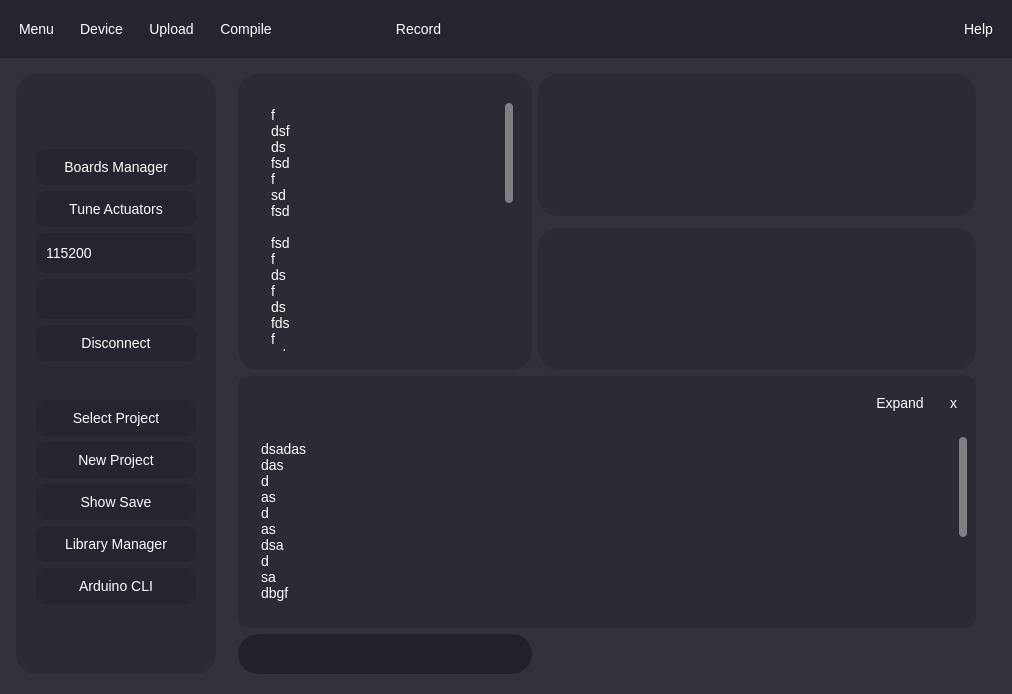
OrionAerospaceYT/SideKick, file Ui/GraphingUi.ui: the form before one commit.
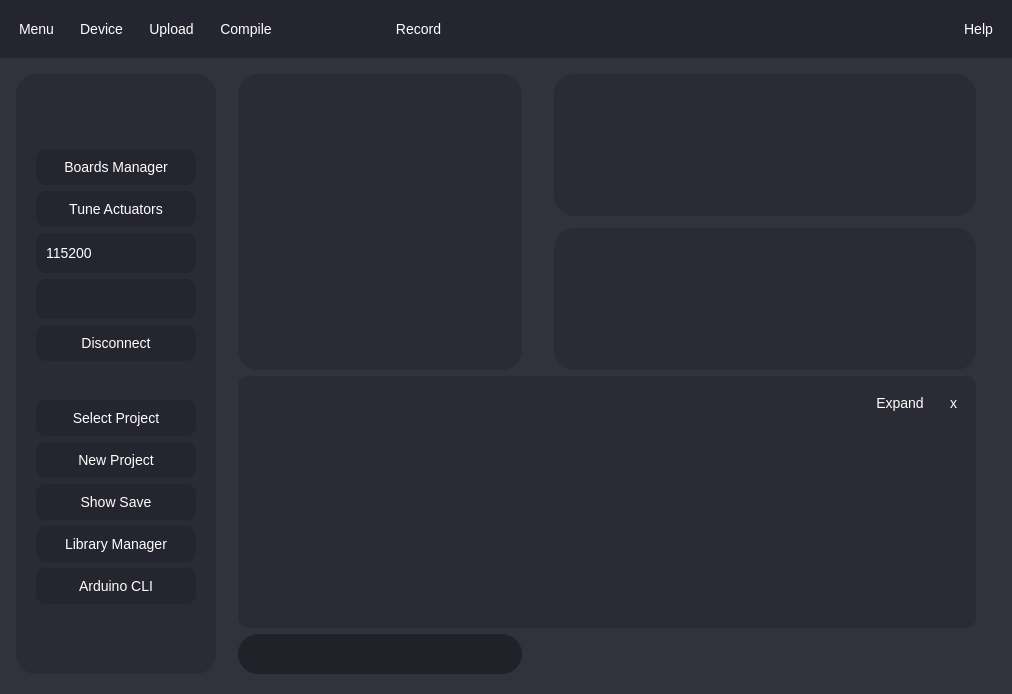
The form after the commit. Icons and pictures are not drawn.

Diff of the .ui file:
```diff
--- a/Ui/GraphingUi.ui
+++ b/Ui/GraphingUi.ui
@@ -192,7 +192,7 @@
      <number>0</number>
     </property>
     <item row="0" column="0">
-     <layout class="QGridLayout" name="gridLayout" rowstretch="0,0,0,0,0,0,0,0" columnstretch="0,0,0,2,0,3,0,0">
+     <layout class="QGridLayout" name="gridLayout" rowstretch="0,0,0,0,0,0,0" columnstretch="0,0,0,2,0,0,3,0,0">
       <property name="leftMargin">
        <number>0</number>
       </property>
@@ -205,6 +205,138 @@
       <property name="bottomMargin">
        <number>20</number>
       </property>
+      <item row="6" column="2">
+       <spacer name="horizontalSpacer_4">
+        <property name="orientation">
+         <enum>Qt::Horizontal</enum>
+        </property>
+        <property name="sizeType">
+         <enum>QSizePolicy::Minimum</enum>
+        </property>
+        <property name="sizeHint" stdset="0">
+         <size>
+          <width>10</width>
+          <height>20</height>
+         </size>
+        </property>
+       </spacer>
+      </item>
+      <item row="2" column="6" colspan="2">
+       <widget class="QWidget" name="top_widget" native="true">
+        <property name="sizePolicy">
+         <sizepolicy hsizetype="Expanding" vsizetype="Expanding">
+          <horstretch>0</horstretch>
+          <verstretch>0</verstretch>
+         </sizepolicy>
+        </property>
+        <property name="minimumSize">
+         <size>
+          <width>0</width>
+          <height>100</height>
+         </size>
+        </property>
+        <property name="styleSheet">
+         <string notr="true">* {
+	background-color: #2b2b35;
+	border-radius:20px;
+}</string>
+        </property>
+       </widget>
+      </item>
+      <item row="5" column="3" colspan="5">
+       <widget class="QFrame" name="debugger">
+        <property name="sizePolicy">
+         <sizepolicy hsizetype="Expanding" vsizetype="Expanding">
+          <horstretch>0</horstretch>
+          <verstretch>0</verstretch>
+         </sizepolicy>
+        </property>
+        <property name="styleSheet">
+         <string notr="true">QFrame{
+   font: 10pt &quot;Roboto &quot;;
+  font-size: 14px;
+  background-color: #2b2b35;
+  color: #FFFFFF;
+  border:none;
+  border-radius:10px;
+}
+</string>
+        </property>
+        <layout class="QGridLayout" name="debugger_1">
+         <item row="0" column="2">
+          <widget class="QPushButton" name="quit">
+           <property name="styleSheet">
+            <string notr="true">QPushButton:hover:!pressed{
+  background-color: #ff0000;
+}</string>
+           </property>
+           <property name="text">
+            <string>x</string>
+           </property>
+          </widget>
+         </item>
+         <item row="0" column="1">
+          <widget class="QPushButton" name="full_screen">
+           <property name="styleSheet">
+            <string notr="true">QPushButton{
+   font: 10pt &quot;Roboto &quot;;
+  font-size: 14px;
+  background-color: #2b2b35;
+  color: #FFFFFF;
+  border:none;
+  border-radius:10px;
+}
+QPushButton:pressed {
+  background-color: #000;
+}
+QPushButton:hover:!pressed{
+  background-color: #151525;
+}</string>
+           </property>
+           <property name="text">
+            <string>Expand</string>
+           </property>
+          </widget>
+         </item>
+         <item row="0" column="0">
+          <spacer name="horizontalSpacer_6">
+           <property name="orientation">
+            <enum>Qt::Horizontal</enum>
+           </property>
+           <property name="sizeHint" stdset="0">
+            <size>
+             <width>40</width>
+             <height>20</height>
+            </size>
+           </property>
+          </spacer>
+         </item>
+         <item row="1" column="0" colspan="3">
+          <widget class="QTextBrowser" name="debug_log">
+           <property name="minimumSize">
+            <size>
+             <width>0</width>
+             <height>150</height>
+            </size>
+           </property>
+           <property name="styleSheet">
+            <string notr="true"/>
+           </property>
+           <property name="html">
+            <string>&lt;!DOCTYPE HTML PUBLIC &quot;-//W3C//DTD HTML 4.0//EN&quot; &quot;http://www.w3.org/TR/REC-html40/strict.dtd&quot;&gt;
+&lt;html&gt;&lt;head&gt;&lt;meta name=&quot;qrichtext&quot; content=&quot;1&quot; /&gt;&lt;style type=&quot;text/css&quot;&gt;
+p, li { white-space: pre-wrap; }
+&lt;/style&gt;&lt;/head&gt;&lt;body style=&quot; font-family:'Roboto '; font-size:14px; font-weight:400; font-style:normal;&quot;&gt;
+&lt;p style=&quot;-qt-paragraph-type:empty; margin-top:0px; margin-bottom:0px; margin-left:0px; margin-right:0px; -qt-block-indent:0; text-indent:0px;&quot;&gt;&lt;br /&gt;&lt;/p&gt;&lt;/body&gt;&lt;/html&gt;</string>
+           </property>
+          </widget>
+         </item>
+        </layout>
+       </widget>
+      </item>
+      <item row="6" column="3" colspan="2">
+       <widget class="QLineEdit" name="message"/>
+      </item>
       <item row="2" column="1" rowspan="5">
        <widget class="QFrame" name="side_menu">
         <property name="sizePolicy">
@@ -506,17 +638,36 @@
         </layout>
        </widget>
       </item>
-      <item row="6" column="3" colspan="2">
-       <widget class="QLineEdit" name="message"/>
-      </item>
-      <item row="6" column="5" colspan="2">
+      <item row="6" column="6" colspan="2">
        <widget class="QLabel" name="bottom_update">
         <property name="text">
          <string/>
         </property>
        </widget>
       </item>
-      <item row="0" column="0" colspan="8">
+      <item row="4" column="6" colspan="2">
+       <widget class="QWidget" name="bottom_widget" native="true">
+        <property name="sizePolicy">
+         <sizepolicy hsizetype="Expanding" vsizetype="Expanding">
+          <horstretch>0</horstretch>
+          <verstretch>0</verstretch>
+         </sizepolicy>
+        </property>
+        <property name="minimumSize">
+         <size>
+          <width>0</width>
+          <height>100</height>
+         </size>
+        </property>
+        <property name="styleSheet">
+         <string notr="true">* {
+	background-color: #2b2b35;
+	border-radius:20px;
+}</string>
+        </property>
+       </widget>
+      </item>
+      <item row="0" column="0" colspan="9">
        <widget class="QFrame" name="horizontalFrame">
         <property name="styleSheet">
          <string notr="true">/*General Styling*/
@@ -732,168 +883,24 @@
         </layout>
        </widget>
       </item>
-      <item row="4" column="5" colspan="2">
-       <widget class="QWidget" name="bottom_widget" native="true">
-        <property name="sizePolicy">
-         <sizepolicy hsizetype="Expanding" vsizetype="Expanding">
-          <horstretch>0</horstretch>
-          <verstretch>0</verstretch>
-         </sizepolicy>
+      <item row="6" column="8">
+       <spacer name="horizontalSpacer_3">
+        <property name="orientation">
+         <enum>Qt::Horizontal</enum>
         </property>
-        <property name="minimumSize">
-         <size>
-          <width>0</width>
-          <height>100</height>
-         </size>
+        <property name="sizeType">
+         <enum>QSizePolicy::Fixed</enum>
         </property>
-        <property name="styleSheet">
-         <string notr="true">* {
-	background-color: #2b2b35;
-	border-radius:20px;
-}</string>
-        </property>
-       </widget>
-      </item>
-      <item row="5" column="3" colspan="4">
-       <widget class="QFrame" name="debugger">
-        <property name="sizePolicy">
-         <sizepolicy hsizetype="Expanding" vsizetype="Expanding">
-          <horstretch>0</horstretch>
-          <verstretch>0</verstretch>
-         </sizepolicy>
-        </property>
-        <property name="styleSheet">
-         <string notr="true">QFrame{
-   font: 10pt &quot;Roboto &quot;;
-  font-size: 14px;
-  background-color: #2b2b35;
-  color: #FFFFFF;
-  border:none;
-  border-radius:10px;
-}
-</string>
-        </property>
-        <layout class="QGridLayout" name="debugger_1">
-         <item row="0" column="2">
-          <widget class="QPushButton" name="quit">
-           <property name="styleSheet">
-            <string notr="true">QPushButton:hover:!pressed{
-  background-color: #ff0000;
-}</string>
-           </property>
-           <property name="text">
-            <string>x</string>
-           </property>
-          </widget>
-         </item>
-         <item row="0" column="1">
-          <widget class="QPushButton" name="full_screen">
-           <property name="styleSheet">
-            <string notr="true">QPushButton{
-   font: 10pt &quot;Roboto &quot;;
-  font-size: 14px;
-  background-color: #2b2b35;
-  color: #FFFFFF;
-  border:none;
-  border-radius:10px;
-}
-QPushButton:pressed {
-  background-color: #000;
-}
-QPushButton:hover:!pressed{
-  background-color: #151525;
-}</string>
-           </property>
-           <property name="text">
-            <string>Expand</string>
-           </property>
-          </widget>
-         </item>
-         <item row="0" column="0">
-          <spacer name="horizontalSpacer_6">
-           <property name="orientation">
-            <enum>Qt::Horizontal</enum>
-           </property>
-           <property name="sizeHint" stdset="0">
-            <size>
-             <width>40</width>
-             <height>20</height>
-            </size>
-           </property>
-          </spacer>
-         </item>
-         <item row="1" column="0" colspan="3">
-          <widget class="QTextBrowser" name="debug_log">
-           <property name="minimumSize">
-            <size>
-             <width>0</width>
-             <height>150</height>
-            </size>
-           </property>
-           <property name="styleSheet">
-            <string notr="true"/>
-           </property>
-           <property name="html">
-            <string>&lt;!DOCTYPE HTML PUBLIC &quot;-//W3C//DTD HTML 4.0//EN&quot; &quot;http://www.w3.org/TR/REC-html40/strict.dtd&quot;&gt;
-&lt;html&gt;&lt;head&gt;&lt;meta name=&quot;qrichtext&quot; content=&quot;1&quot; /&gt;&lt;style type=&quot;text/css&quot;&gt;
-p, li { white-space: pre-wrap; }
-&lt;/style&gt;&lt;/head&gt;&lt;body style=&quot; font-family:'Roboto '; font-size:14px; font-weight:400; font-style:normal;&quot;&gt;
-&lt;p style=&quot; margin-top:0px; margin-bottom:0px; margin-left:0px; margin-right:0px; -qt-block-indent:0; text-indent:0px;&quot;&gt;&lt;span style=&quot; font-size:14px;&quot;&gt;dsadas&lt;/span&gt;&lt;/p&gt;
-&lt;p style=&quot; margin-top:0px; margin-bottom:0px; margin-left:0px; margin-right:0px; -qt-block-indent:0; text-indent:0px;&quot;&gt;&lt;span style=&quot; font-size:14px;&quot;&gt;das&lt;/span&gt;&lt;/p&gt;
-&lt;p style=&quot; margin-top:0px; margin-bottom:0px; margin-left:0px; margin-right:0px; -qt-block-indent:0; text-indent:0px;&quot;&gt;&lt;span style=&quot; font-size:14px;&quot;&gt;d&lt;/span&gt;&lt;/p&gt;
-&lt;p style=&quot; margin-top:0px; margin-bottom:0px; margin-left:0px; margin-right:0px; -qt-block-indent:0; text-indent:0px;&quot;&gt;&lt;span style=&quot; font-size:14px;&quot;&gt;as&lt;/span&gt;&lt;/p&gt;
-&lt;p style=&quot; margin-top:0px; margin-bottom:0px; margin-left:0px; margin-right:0px; -qt-block-indent:0; text-indent:0px;&quot;&gt;&lt;span style=&quot; font-size:14px;&quot;&gt;d&lt;/span&gt;&lt;/p&gt;
-&lt;p style=&quot; margin-top:0px; margin-bottom:0px; margin-left:0px; margin-right:0px; -qt-block-indent:0; text-indent:0px;&quot;&gt;&lt;span style=&quot; font-size:14px;&quot;&gt;as&lt;/span&gt;&lt;/p&gt;
-&lt;p style=&quot; margin-top:0px; margin-bottom:0px; margin-left:0px; margin-right:0px; -qt-block-indent:0; text-indent:0px;&quot;&gt;&lt;span style=&quot; font-size:14px;&quot;&gt;dsa&lt;/span&gt;&lt;/p&gt;
-&lt;p style=&quot; margin-top:0px; margin-bottom:0px; margin-left:0px; margin-right:0px; -qt-block-indent:0; text-indent:0px;&quot;&gt;&lt;span style=&quot; font-size:14px;&quot;&gt;d&lt;/span&gt;&lt;/p&gt;
-&lt;p style=&quot; margin-top:0px; margin-bottom:0px; margin-left:0px; margin-right:0px; -qt-block-indent:0; text-indent:0px;&quot;&gt;&lt;span style=&quot; font-size:14px;&quot;&gt;sa&lt;/span&gt;&lt;/p&gt;
-&lt;p style=&quot; margin-top:0px; margin-bottom:0px; margin-left:0px; margin-right:0px; -qt-block-indent:0; text-indent:0px;&quot;&gt;&lt;span style=&quot; font-size:14px;&quot;&gt;dbgf&lt;/span&gt;&lt;/p&gt;
-&lt;p style=&quot;-qt-paragraph-type:empty; margin-top:0px; margin-bottom:0px; margin-left:0px; margin-right:0px; -qt-block-indent:0; text-indent:0px;&quot;&gt;&lt;br /&gt;&lt;/p&gt;
-&lt;p style=&quot; margin-top:0px; margin-bottom:0px; margin-left:0px; margin-right:0px; -qt-block-indent:0; text-indent:0px;&quot;&gt;&lt;span style=&quot; font-size:14px;&quot;&gt;uj&lt;/span&gt;&lt;/p&gt;
-&lt;p style=&quot; margin-top:0px; margin-bottom:0px; margin-left:0px; margin-right:0px; -qt-block-indent:0; text-indent:0px;&quot;&gt;&lt;span style=&quot; font-size:14px;&quot;&gt;g&lt;/span&gt;&lt;/p&gt;
-&lt;p style=&quot; margin-top:0px; margin-bottom:0px; margin-left:0px; margin-right:0px; -qt-block-indent:0; text-indent:0px;&quot;&gt;&lt;span style=&quot; font-size:14px;&quot;&gt;rr&lt;/span&gt;&lt;/p&gt;
-&lt;p style=&quot; margin-top:0px; margin-bottom:0px; margin-left:0px; margin-right:0px; -qt-block-indent:0; text-indent:0px;&quot;&gt;&lt;span style=&quot; font-size:14px;&quot;&gt;r&lt;/span&gt;&lt;/p&gt;
-&lt;p style=&quot; margin-top:0px; margin-bottom:0px; margin-left:0px; margin-right:0px; -qt-block-indent:0; text-indent:0px;&quot;&gt;&lt;span style=&quot; font-size:14px;&quot;&gt;ert&lt;/span&gt;&lt;/p&gt;
-&lt;p style=&quot;-qt-paragraph-type:empty; margin-top:0px; margin-bottom:0px; margin-left:0px; margin-right:0px; -qt-block-indent:0; text-indent:0px;&quot;&gt;&lt;br /&gt;&lt;/p&gt;
-&lt;p style=&quot; margin-top:0px; margin-bottom:0px; margin-left:0px; margin-right:0px; -qt-block-indent:0; text-indent:0px;&quot;&gt;&lt;span style=&quot; font-size:14px;&quot;&gt;yt&lt;/span&gt;&lt;/p&gt;
-&lt;p style=&quot; margin-top:0px; margin-bottom:0px; margin-left:0px; margin-right:0px; -qt-block-indent:0; text-indent:0px;&quot;&gt;&lt;span style=&quot; font-size:14px;&quot;&gt;g&lt;/span&gt;&lt;/p&gt;
-&lt;p style=&quot;-qt-paragraph-type:empty; margin-top:0px; margin-bottom:0px; margin-left:0px; margin-right:0px; -qt-block-indent:0; text-indent:0px;&quot;&gt;&lt;br /&gt;&lt;/p&gt;
-&lt;p style=&quot; margin-top:0px; margin-bottom:0px; margin-left:0px; margin-right:0px; -qt-block-indent:0; text-indent:0px;&quot;&gt;&lt;span style=&quot; font-size:14px;&quot;&gt;ewyu&lt;/span&gt;&lt;/p&gt;
-&lt;p style=&quot; margin-top:0px; margin-bottom:0px; margin-left:0px; margin-right:0px; -qt-block-indent:0; text-indent:0px;&quot;&gt;&lt;span style=&quot; font-size:14px;&quot;&gt;m&lt;/span&gt;&lt;/p&gt;
-&lt;p style=&quot; margin-top:0px; margin-bottom:0px; margin-left:0px; margin-right:0px; -qt-block-indent:0; text-indent:0px;&quot;&gt;&lt;span style=&quot; font-size:14px;&quot;&gt;hersd&lt;/span&gt;&lt;/p&gt;
-&lt;p style=&quot; margin-top:0px; margin-bottom:0px; margin-left:0px; margin-right:0px; -qt-block-indent:0; text-indent:0px;&quot;&gt;&lt;span style=&quot; font-size:14px;&quot;&gt;cweds&lt;/span&gt;&lt;/p&gt;
-&lt;p style=&quot; margin-top:0px; margin-bottom:0px; margin-left:0px; margin-right:0px; -qt-block-indent:0; text-indent:0px;&quot;&gt;&lt;span style=&quot; font-size:14px;&quot;&gt;v&lt;/span&gt;&lt;/p&gt;
-&lt;p style=&quot; margin-top:0px; margin-bottom:0px; margin-left:0px; margin-right:0px; -qt-block-indent:0; text-indent:0px;&quot;&gt;&lt;span style=&quot; font-size:14px;&quot;&gt;th&lt;/span&gt;&lt;/p&gt;&lt;/body&gt;&lt;/html&gt;</string>
-           </property>
-          </widget>
-         </item>
-        </layout>
-       </widget>
-      </item>
-      <item row="2" column="5" colspan="2">
-       <widget class="QWidget" name="top_widget" native="true">
-        <property name="sizePolicy">
-         <sizepolicy hsizetype="Expanding" vsizetype="Expanding">
-          <horstretch>0</horstretch>
-          <verstretch>0</verstretch>
-         </sizepolicy>
-        </property>
-        <property name="minimumSize">
+        <property name="sizeHint" stdset="0">
          <size>
-          <width>0</width>
-          <height>100</height>
+          <width>30</width>
+          <height>20</height>
          </size>
         </property>
-        <property name="styleSheet">
-         <string notr="true">* {
-	background-color: #2b2b35;
-	border-radius:20px;
-}</string>
-        </property>
-       </widget>
+       </spacer>
       </item>
-      <item row="6" column="2">
-       <spacer name="horizontalSpacer_4">
+      <item row="6" column="0">
+       <spacer name="horizontalSpacer_2">
         <property name="orientation">
          <enum>Qt::Horizontal</enum>
         </property>
@@ -971,105 +978,7 @@
 &lt;html&gt;&lt;head&gt;&lt;meta name=&quot;qrichtext&quot; content=&quot;1&quot; /&gt;&lt;style type=&quot;text/css&quot;&gt;
 p, li { white-space: pre-wrap; }
 &lt;/style&gt;&lt;/head&gt;&lt;body style=&quot; font-family:'Roboto '; font-size:14px; font-weight:400; font-style:normal;&quot;&gt;
-&lt;p style=&quot; margin-top:0px; margin-bottom:0px; margin-left:0px; margin-right:0px; -qt-block-indent:0; text-indent:0px;&quot;&gt;&lt;span style=&quot; font-size:14px;&quot;&gt;f&lt;/span&gt;&lt;/p&gt;
-&lt;p style=&quot; margin-top:0px; margin-bottom:0px; margin-left:0px; margin-right:0px; -qt-block-indent:0; text-indent:0px;&quot;&gt;&lt;span style=&quot; font-size:14px;&quot;&gt;dsf&lt;/span&gt;&lt;/p&gt;
-&lt;p style=&quot; margin-top:0px; margin-bottom:0px; margin-left:0px; margin-right:0px; -qt-block-indent:0; text-indent:0px;&quot;&gt;&lt;span style=&quot; font-size:14px;&quot;&gt;ds&lt;/span&gt;&lt;/p&gt;
-&lt;p style=&quot; margin-top:0px; margin-bottom:0px; margin-left:0px; margin-right:0px; -qt-block-indent:0; text-indent:0px;&quot;&gt;&lt;span style=&quot; font-size:14px;&quot;&gt;fsd&lt;/span&gt;&lt;/p&gt;
-&lt;p style=&quot; margin-top:0px; margin-bottom:0px; margin-left:0px; margin-right:0px; -qt-block-indent:0; text-indent:0px;&quot;&gt;&lt;span style=&quot; font-size:14px;&quot;&gt;f&lt;/span&gt;&lt;/p&gt;
-&lt;p style=&quot; margin-top:0px; margin-bottom:0px; margin-left:0px; margin-right:0px; -qt-block-indent:0; text-indent:0px;&quot;&gt;&lt;span style=&quot; font-size:14px;&quot;&gt;sd&lt;/span&gt;&lt;/p&gt;
-&lt;p style=&quot; margin-top:0px; margin-bottom:0px; margin-left:0px; margin-right:0px; -qt-block-indent:0; text-indent:0px;&quot;&gt;&lt;span style=&quot; font-size:14px;&quot;&gt;fsd&lt;/span&gt;&lt;/p&gt;
-&lt;p style=&quot;-qt-paragraph-type:empty; margin-top:0px; margin-bottom:0px; margin-left:0px; margin-right:0px; -qt-block-indent:0; text-indent:0px;&quot;&gt;&lt;br /&gt;&lt;/p&gt;
-&lt;p style=&quot; margin-top:0px; margin-bottom:0px; margin-left:0px; margin-right:0px; -qt-block-indent:0; text-indent:0px;&quot;&gt;&lt;span style=&quot; font-size:14px;&quot;&gt;fsd&lt;/span&gt;&lt;/p&gt;
-&lt;p style=&quot; margin-top:0px; margin-bottom:0px; margin-left:0px; margin-right:0px; -qt-block-indent:0; text-indent:0px;&quot;&gt;&lt;span style=&quot; font-size:14px;&quot;&gt;f&lt;/span&gt;&lt;/p&gt;
-&lt;p style=&quot; margin-top:0px; margin-bottom:0px; margin-left:0px; margin-right:0px; -qt-block-indent:0; text-indent:0px;&quot;&gt;&lt;span style=&quot; font-size:14px;&quot;&gt;ds&lt;/span&gt;&lt;/p&gt;
-&lt;p style=&quot; margin-top:0px; margin-bottom:0px; margin-left:0px; margin-right:0px; -qt-block-indent:0; text-indent:0px;&quot;&gt;&lt;span style=&quot; font-size:14px;&quot;&gt;f&lt;/span&gt;&lt;/p&gt;
-&lt;p style=&quot; margin-top:0px; margin-bottom:0px; margin-left:0px; margin-right:0px; -qt-block-indent:0; text-indent:0px;&quot;&gt;&lt;span style=&quot; font-size:14px;&quot;&gt;ds&lt;/span&gt;&lt;/p&gt;
-&lt;p style=&quot; margin-top:0px; margin-bottom:0px; margin-left:0px; margin-right:0px; -qt-block-indent:0; text-indent:0px;&quot;&gt;&lt;span style=&quot; font-size:14px;&quot;&gt;fds&lt;/span&gt;&lt;/p&gt;
-&lt;p style=&quot; margin-top:0px; margin-bottom:0px; margin-left:0px; margin-right:0px; -qt-block-indent:0; text-indent:0px;&quot;&gt;&lt;span style=&quot; font-size:14px;&quot;&gt;f&lt;/span&gt;&lt;/p&gt;
-&lt;p style=&quot; margin-top:0px; margin-bottom:0px; margin-left:0px; margin-right:0px; -qt-block-indent:0; text-indent:0px;&quot;&gt;&lt;span style=&quot; font-size:14px;&quot;&gt;sd&lt;/span&gt;&lt;/p&gt;
-&lt;p style=&quot; margin-top:0px; margin-bottom:0px; margin-left:0px; margin-right:0px; -qt-block-indent:0; text-indent:0px;&quot;&gt;&lt;span style=&quot; font-size:14px;&quot;&gt;f&lt;/span&gt;&lt;/p&gt;
-&lt;p style=&quot; margin-top:0px; margin-bottom:0px; margin-left:0px; margin-right:0px; -qt-block-indent:0; text-indent:0px;&quot;&gt;&lt;span style=&quot; font-size:14px;&quot;&gt;sdf&lt;/span&gt;&lt;/p&gt;
-&lt;p style=&quot; margin-top:0px; margin-bottom:0px; margin-left:0px; margin-right:0px; -qt-block-indent:0; text-indent:0px;&quot;&gt;&lt;span style=&quot; font-size:14px;&quot;&gt;sdf&lt;/span&gt;&lt;/p&gt;
-&lt;p style=&quot; margin-top:0px; margin-bottom:0px; margin-left:0px; margin-right:0px; -qt-block-indent:0; text-indent:0px;&quot;&gt;&lt;span style=&quot; font-size:14px;&quot;&gt;sd&lt;/span&gt;&lt;/p&gt;
-&lt;p style=&quot; margin-top:0px; margin-bottom:0px; margin-left:0px; margin-right:0px; -qt-block-indent:0; text-indent:0px;&quot;&gt;&lt;span style=&quot; font-size:14px;&quot;&gt;fsd&lt;/span&gt;&lt;/p&gt;
-&lt;p style=&quot; margin-top:0px; margin-bottom:0px; margin-left:0px; margin-right:0px; -qt-block-indent:0; text-indent:0px;&quot;&gt;&lt;span style=&quot; font-size:14px;&quot;&gt;f&lt;/span&gt;&lt;/p&gt;
-&lt;p style=&quot; margin-top:0px; margin-bottom:0px; margin-left:0px; margin-right:0px; -qt-block-indent:0; text-indent:0px;&quot;&gt;&lt;span style=&quot; font-size:14px;&quot;&gt;s&lt;/span&gt;&lt;/p&gt;
-&lt;p style=&quot; margin-top:0px; margin-bottom:0px; margin-left:0px; margin-right:0px; -qt-block-indent:0; text-indent:0px;&quot;&gt;&lt;span style=&quot; font-size:14px;&quot;&gt;sa&lt;/span&gt;&lt;/p&gt;
-&lt;p style=&quot; margin-top:0px; margin-bottom:0px; margin-left:0px; margin-right:0px; -qt-block-indent:0; text-indent:0px;&quot;&gt;&lt;span style=&quot; font-size:14px;&quot;&gt;dsa&lt;/span&gt;&lt;/p&gt;
-&lt;p style=&quot; margin-top:0px; margin-bottom:0px; margin-left:0px; margin-right:0px; -qt-block-indent:0; text-indent:0px;&quot;&gt;&lt;span style=&quot; font-size:14px;&quot;&gt;das&lt;/span&gt;&lt;/p&gt;
-&lt;p style=&quot; margin-top:0px; margin-bottom:0px; margin-left:0px; margin-right:0px; -qt-block-indent:0; text-indent:0px;&quot;&gt;&lt;span style=&quot; font-size:14px;&quot;&gt;d&lt;/span&gt;&lt;/p&gt;
-&lt;p style=&quot; margin-top:0px; margin-bottom:0px; margin-left:0px; margin-right:0px; -qt-block-indent:0; text-indent:0px;&quot;&gt;&lt;span style=&quot; font-size:14px;&quot;&gt;fgh&lt;/span&gt;&lt;/p&gt;
-&lt;p style=&quot; margin-top:0px; margin-bottom:0px; margin-left:0px; margin-right:0px; -qt-block-indent:0; text-indent:0px;&quot;&gt;&lt;span style=&quot; font-size:14px;&quot;&gt;hj&lt;/span&gt;&lt;/p&gt;
-&lt;p style=&quot; margin-top:0px; margin-bottom:0px; margin-left:0px; margin-right:0px; -qt-block-indent:0; text-indent:0px;&quot;&gt;&lt;span style=&quot; font-size:14px;&quot;&gt;k&lt;/span&gt;&lt;/p&gt;
-&lt;p style=&quot; margin-top:0px; margin-bottom:0px; margin-left:0px; margin-right:0px; -qt-block-indent:0; text-indent:0px;&quot;&gt;&lt;span style=&quot; font-size:14px;&quot;&gt;uy&lt;/span&gt;&lt;/p&gt;
-&lt;p style=&quot; margin-top:0px; margin-bottom:0px; margin-left:0px; margin-right:0px; -qt-block-indent:0; text-indent:0px;&quot;&gt;&lt;span style=&quot; font-size:14px;&quot;&gt;k&lt;/span&gt;&lt;/p&gt;
-&lt;p style=&quot; margin-top:0px; margin-bottom:0px; margin-left:0px; margin-right:0px; -qt-block-indent:0; text-indent:0px;&quot;&gt;&lt;span style=&quot; font-size:14px;&quot;&gt;jh&lt;/span&gt;&lt;/p&gt;
-&lt;p style=&quot; margin-top:0px; margin-bottom:0px; margin-left:0px; margin-right:0px; -qt-block-indent:0; text-indent:0px;&quot;&gt;&lt;span style=&quot; font-size:14px;&quot;&gt;kjh&lt;/span&gt;&lt;/p&gt;
-&lt;p style=&quot; margin-top:0px; margin-bottom:0px; margin-left:0px; margin-right:0px; -qt-block-indent:0; text-indent:0px;&quot;&gt;&lt;span style=&quot; font-size:14px;&quot;&gt;kjh&lt;/span&gt;&lt;/p&gt;
-&lt;p style=&quot; margin-top:0px; margin-bottom:0px; margin-left:0px; margin-right:0px; -qt-block-indent:0; text-indent:0px;&quot;&gt;&lt;span style=&quot; font-size:14px;&quot;&gt;k&lt;/span&gt;&lt;/p&gt;
-&lt;p style=&quot; margin-top:0px; margin-bottom:0px; margin-left:0px; margin-right:0px; -qt-block-indent:0; text-indent:0px;&quot;&gt;&lt;span style=&quot; font-size:14px;&quot;&gt;jhk&lt;/span&gt;&lt;/p&gt;
-&lt;p style=&quot; margin-top:0px; margin-bottom:0px; margin-left:0px; margin-right:0px; -qt-block-indent:0; text-indent:0px;&quot;&gt;&lt;span style=&quot; font-size:14px;&quot;&gt;hj&lt;/span&gt;&lt;/p&gt;
-&lt;p style=&quot;-qt-paragraph-type:empty; margin-top:0px; margin-bottom:0px; margin-left:0px; margin-right:0px; -qt-block-indent:0; text-indent:0px;&quot;&gt;&lt;br /&gt;&lt;/p&gt;
-&lt;p style=&quot; margin-top:0px; margin-bottom:0px; margin-left:0px; margin-right:0px; -qt-block-indent:0; text-indent:0px;&quot;&gt;&lt;span style=&quot; font-size:14px;&quot;&gt;jhkjh&lt;/span&gt;&lt;/p&gt;
-&lt;p style=&quot; margin-top:0px; margin-bottom:0px; margin-left:0px; margin-right:0px; -qt-block-indent:0; text-indent:0px;&quot;&gt;&lt;span style=&quot; font-size:14px;&quot;&gt;khj&lt;/span&gt;&lt;/p&gt;
-&lt;p style=&quot; margin-top:0px; margin-bottom:0px; margin-left:0px; margin-right:0px; -qt-block-indent:0; text-indent:0px;&quot;&gt;&lt;span style=&quot; font-size:14px;&quot;&gt;kjh&lt;/span&gt;&lt;/p&gt;
-&lt;p style=&quot;-qt-paragraph-type:empty; margin-top:0px; margin-bottom:0px; margin-left:0px; margin-right:0px; -qt-block-indent:0; text-indent:0px;&quot;&gt;&lt;br /&gt;&lt;/p&gt;
-&lt;p style=&quot;-qt-paragraph-type:empty; margin-top:0px; margin-bottom:0px; margin-left:0px; margin-right:0px; -qt-block-indent:0; text-indent:0px;&quot;&gt;&lt;br /&gt;&lt;/p&gt;
-&lt;p style=&quot; margin-top:0px; margin-bottom:0px; margin-left:0px; margin-right:0px; -qt-block-indent:0; text-indent:0px;&quot;&gt;&lt;span style=&quot; font-size:14px;&quot;&gt;hjk&lt;/span&gt;&lt;/p&gt;
-&lt;p style=&quot; margin-top:0px; margin-bottom:0px; margin-left:0px; margin-right:0px; -qt-block-indent:0; text-indent:0px;&quot;&gt;&lt;span style=&quot; font-size:14px;&quot;&gt;hjk&lt;/span&gt;&lt;/p&gt;
-&lt;p style=&quot; margin-top:0px; margin-bottom:0px; margin-left:0px; margin-right:0px; -qt-block-indent:0; text-indent:0px;&quot;&gt;&lt;span style=&quot; font-size:14px;&quot;&gt;jh&lt;/span&gt;&lt;/p&gt;
-&lt;p style=&quot; margin-top:0px; margin-bottom:0px; margin-left:0px; margin-right:0px; -qt-block-indent:0; text-indent:0px;&quot;&gt;&lt;span style=&quot; font-size:14px;&quot;&gt;j&lt;/span&gt;&lt;/p&gt;
-&lt;p style=&quot; margin-top:0px; margin-bottom:0px; margin-left:0px; margin-right:0px; -qt-block-indent:0; text-indent:0px;&quot;&gt;&lt;span style=&quot; font-size:14px;&quot;&gt;kh&lt;/span&gt;&lt;/p&gt;
-&lt;p style=&quot; margin-top:0px; margin-bottom:0px; margin-left:0px; margin-right:0px; -qt-block-indent:0; text-indent:0px;&quot;&gt;&lt;span style=&quot; font-size:14px;&quot;&gt;hjk&lt;/span&gt;&lt;/p&gt;
-&lt;p style=&quot; margin-top:0px; margin-bottom:0px; margin-left:0px; margin-right:0px; -qt-block-indent:0; text-indent:0px;&quot;&gt;&lt;span style=&quot; font-size:14px;&quot;&gt;jh&lt;/span&gt;&lt;/p&gt;
-&lt;p style=&quot; margin-top:0px; margin-bottom:0px; margin-left:0px; margin-right:0px; -qt-block-indent:0; text-indent:0px;&quot;&gt;&lt;span style=&quot; font-size:14px;&quot;&gt;jh&lt;/span&gt;&lt;/p&gt;
-&lt;p style=&quot;-qt-paragraph-type:empty; margin-top:0px; margin-bottom:0px; margin-left:0px; margin-right:0px; -qt-block-indent:0; text-indent:0px;&quot;&gt;&lt;br /&gt;&lt;/p&gt;
-&lt;p style=&quot;-qt-paragraph-type:empty; margin-top:0px; margin-bottom:0px; margin-left:0px; margin-right:0px; -qt-block-indent:0; text-indent:0px;&quot;&gt;&lt;br /&gt;&lt;/p&gt;
-&lt;p style=&quot;-qt-paragraph-type:empty; margin-top:0px; margin-bottom:0px; margin-left:0px; margin-right:0px; -qt-block-indent:0; text-indent:0px;&quot;&gt;&lt;br /&gt;&lt;/p&gt;
-&lt;p style=&quot;-qt-paragraph-type:empty; margin-top:0px; margin-bottom:0px; margin-left:0px; margin-right:0px; -qt-block-indent:0; text-indent:0px;&quot;&gt;&lt;br /&gt;&lt;/p&gt;
-&lt;p style=&quot; margin-top:0px; margin-bottom:0px; margin-left:0px; margin-right:0px; -qt-block-indent:0; text-indent:0px;&quot;&gt;&lt;span style=&quot; font-size:14px;&quot;&gt;khj&lt;/span&gt;&lt;/p&gt;
-&lt;p style=&quot;-qt-paragraph-type:empty; margin-top:0px; margin-bottom:0px; margin-left:0px; margin-right:0px; -qt-block-indent:0; text-indent:0px;&quot;&gt;&lt;br /&gt;&lt;/p&gt;
-&lt;p style=&quot; margin-top:0px; margin-bottom:0px; margin-left:0px; margin-right:0px; -qt-block-indent:0; text-indent:0px;&quot;&gt;&lt;span style=&quot; font-size:14px;&quot;&gt;khj&lt;/span&gt;&lt;/p&gt;
-&lt;p style=&quot;-qt-paragraph-type:empty; margin-top:0px; margin-bottom:0px; margin-left:0px; margin-right:0px; -qt-block-indent:0; text-indent:0px;&quot;&gt;&lt;br /&gt;&lt;/p&gt;
-&lt;p style=&quot; margin-top:0px; margin-bottom:0px; margin-left:0px; margin-right:0px; -qt-block-indent:0; text-indent:0px;&quot;&gt;&lt;span style=&quot; font-size:14px;&quot;&gt;kjh&lt;/span&gt;&lt;/p&gt;
-&lt;p style=&quot;-qt-paragraph-type:empty; margin-top:0px; margin-bottom:0px; margin-left:0px; margin-right:0px; -qt-block-indent:0; text-indent:0px;&quot;&gt;&lt;br /&gt;&lt;/p&gt;
-&lt;p style=&quot;-qt-paragraph-type:empty; margin-top:0px; margin-bottom:0px; margin-left:0px; margin-right:0px; -qt-block-indent:0; text-indent:0px;&quot;&gt;&lt;br /&gt;&lt;/p&gt;
-&lt;p style=&quot; margin-top:0px; margin-bottom:0px; margin-left:0px; margin-right:0px; -qt-block-indent:0; text-indent:0px;&quot;&gt;&lt;span style=&quot; font-size:14px;&quot;&gt;jhkhj&lt;/span&gt;&lt;/p&gt;
-&lt;p style=&quot;-qt-paragraph-type:empty; margin-top:0px; margin-bottom:0px; margin-left:0px; margin-right:0px; -qt-block-indent:0; text-indent:0px;&quot;&gt;&lt;br /&gt;&lt;/p&gt;
-&lt;p style=&quot; margin-top:0px; margin-bottom:0px; margin-left:0px; margin-right:0px; -qt-block-indent:0; text-indent:0px;&quot;&gt;&lt;span style=&quot; font-size:14px;&quot;&gt;jh&lt;/span&gt;&lt;/p&gt;
-&lt;p style=&quot;-qt-paragraph-type:empty; margin-top:0px; margin-bottom:0px; margin-left:0px; margin-right:0px; -qt-block-indent:0; text-indent:0px;&quot;&gt;&lt;br /&gt;&lt;/p&gt;
-&lt;p style=&quot;-qt-paragraph-type:empty; margin-top:0px; margin-bottom:0px; margin-left:0px; margin-right:0px; -qt-block-indent:0; text-indent:0px;&quot;&gt;&lt;br /&gt;&lt;/p&gt;
-&lt;p style=&quot; margin-top:0px; margin-bottom:0px; margin-left:0px; margin-right:0px; -qt-block-indent:0; text-indent:0px;&quot;&gt;&lt;span style=&quot; font-size:14px;&quot;&gt;jh&lt;/span&gt;&lt;/p&gt;
-&lt;p style=&quot; margin-top:0px; margin-bottom:0px; margin-left:0px; margin-right:0px; -qt-block-indent:0; text-indent:0px;&quot;&gt;&lt;span style=&quot; font-size:14px;&quot;&gt;kjh&lt;/span&gt;&lt;/p&gt;
-&lt;p style=&quot;-qt-paragraph-type:empty; margin-top:0px; margin-bottom:0px; margin-left:0px; margin-right:0px; -qt-block-indent:0; text-indent:0px;&quot;&gt;&lt;br /&gt;&lt;/p&gt;
-&lt;p style=&quot; margin-top:0px; margin-bottom:0px; margin-left:0px; margin-right:0px; -qt-block-indent:0; text-indent:0px;&quot;&gt;&lt;span style=&quot; font-size:14px;&quot;&gt;j&lt;/span&gt;&lt;/p&gt;
-&lt;p style=&quot; margin-top:0px; margin-bottom:0px; margin-left:0px; margin-right:0px; -qt-block-indent:0; text-indent:0px;&quot;&gt;&lt;span style=&quot; font-size:14px;&quot;&gt;kjh&lt;/span&gt;&lt;/p&gt;
-&lt;p style=&quot; margin-top:0px; margin-bottom:0px; margin-left:0px; margin-right:0px; -qt-block-indent:0; text-indent:0px;&quot;&gt;&lt;span style=&quot; font-size:14px;&quot;&gt;hj&lt;/span&gt;&lt;/p&gt;
-&lt;p style=&quot; margin-top:0px; margin-bottom:0px; margin-left:0px; margin-right:0px; -qt-block-indent:0; text-indent:0px;&quot;&gt;&lt;span style=&quot; font-size:14px;&quot;&gt;khj&lt;/span&gt;&lt;/p&gt;
-&lt;p style=&quot; margin-top:0px; margin-bottom:0px; margin-left:0px; margin-right:0px; -qt-block-indent:0; text-indent:0px;&quot;&gt;&lt;span style=&quot; font-size:14px;&quot;&gt;h&lt;/span&gt;&lt;/p&gt;
-&lt;p style=&quot;-qt-paragraph-type:empty; margin-top:0px; margin-bottom:0px; margin-left:0px; margin-right:0px; -qt-block-indent:0; text-indent:0px;&quot;&gt;&lt;br /&gt;&lt;/p&gt;
-&lt;p style=&quot; margin-top:0px; margin-bottom:0px; margin-left:0px; margin-right:0px; -qt-block-indent:0; text-indent:0px;&quot;&gt;&lt;span style=&quot; font-size:14px;&quot;&gt;k&lt;/span&gt;&lt;/p&gt;
-&lt;p style=&quot; margin-top:0px; margin-bottom:0px; margin-left:0px; margin-right:0px; -qt-block-indent:0; text-indent:0px;&quot;&gt;&lt;span style=&quot; font-size:14px;&quot;&gt;hj&lt;/span&gt;&lt;/p&gt;
-&lt;p style=&quot; margin-top:0px; margin-bottom:0px; margin-left:0px; margin-right:0px; -qt-block-indent:0; text-indent:0px;&quot;&gt;&lt;span style=&quot; font-size:14px;&quot;&gt;k&lt;/span&gt;&lt;/p&gt;
-&lt;p style=&quot; margin-top:0px; margin-bottom:0px; margin-left:0px; margin-right:0px; -qt-block-indent:0; text-indent:0px;&quot;&gt;&lt;span style=&quot; font-size:14px;&quot;&gt;hj&lt;/span&gt;&lt;/p&gt;
-&lt;p style=&quot;-qt-paragraph-type:empty; margin-top:0px; margin-bottom:0px; margin-left:0px; margin-right:0px; -qt-block-indent:0; text-indent:0px;&quot;&gt;&lt;br /&gt;&lt;/p&gt;
-&lt;p style=&quot; margin-top:0px; margin-bottom:0px; margin-left:0px; margin-right:0px; -qt-block-indent:0; text-indent:0px;&quot;&gt;&lt;span style=&quot; font-size:14px;&quot;&gt;hj&lt;/span&gt;&lt;/p&gt;
-&lt;p style=&quot;-qt-paragraph-type:empty; margin-top:0px; margin-bottom:0px; margin-left:0px; margin-right:0px; -qt-block-indent:0; text-indent:0px;&quot;&gt;&lt;br /&gt;&lt;/p&gt;
-&lt;p style=&quot; margin-top:0px; margin-bottom:0px; margin-left:0px; margin-right:0px; -qt-block-indent:0; text-indent:0px;&quot;&gt;&lt;span style=&quot; font-size:14px;&quot;&gt;hjgf&lt;/span&gt;&lt;/p&gt;
-&lt;p style=&quot; margin-top:0px; margin-bottom:0px; margin-left:0px; margin-right:0px; -qt-block-indent:0; text-indent:0px;&quot;&gt;&lt;span style=&quot; font-size:14px;&quot;&gt;n&lt;/span&gt;&lt;/p&gt;
-&lt;p style=&quot; margin-top:0px; margin-bottom:0px; margin-left:0px; margin-right:0px; -qt-block-indent:0; text-indent:0px;&quot;&gt;&lt;span style=&quot; font-size:14px;&quot;&gt;gf &lt;/span&gt;&lt;/p&gt;
-&lt;p style=&quot; margin-top:0px; margin-bottom:0px; margin-left:0px; margin-right:0px; -qt-block-indent:0; text-indent:0px;&quot;&gt;&lt;span style=&quot; font-size:14px;&quot;&gt; &lt;/span&gt;&lt;/p&gt;
-&lt;p style=&quot; margin-top:0px; margin-bottom:0px; margin-left:0px; margin-right:0px; -qt-block-indent:0; text-indent:0px;&quot;&gt;&lt;span style=&quot; font-size:14px;&quot;&gt;fnfg&lt;/span&gt;&lt;/p&gt;
-&lt;p style=&quot; margin-top:0px; margin-bottom:0px; margin-left:0px; margin-right:0px; -qt-block-indent:0; text-indent:0px;&quot;&gt;&lt;span style=&quot; font-size:14px;&quot;&gt; h&lt;/span&gt;&lt;/p&gt;
-&lt;p style=&quot; margin-top:0px; margin-bottom:0px; margin-left:0px; margin-right:0px; -qt-block-indent:0; text-indent:0px;&quot;&gt;&lt;span style=&quot; font-size:14px;&quot;&gt; &lt;/span&gt;&lt;/p&gt;
-&lt;p style=&quot; margin-top:0px; margin-bottom:0px; margin-left:0px; margin-right:0px; -qt-block-indent:0; text-indent:0px;&quot;&gt;&lt;span style=&quot; font-size:14px;&quot;&gt;fgn&lt;/span&gt;&lt;/p&gt;
-&lt;p style=&quot; margin-top:0px; margin-bottom:0px; margin-left:0px; margin-right:0px; -qt-block-indent:0; text-indent:0px;&quot;&gt;&lt;span style=&quot; font-size:14px;&quot;&gt;gfn&lt;/span&gt;&lt;/p&gt;
-&lt;p style=&quot; margin-top:0px; margin-bottom:0px; margin-left:0px; margin-right:0px; -qt-block-indent:0; text-indent:0px;&quot;&gt;&lt;span style=&quot; font-size:14px;&quot;&gt; fgn fgdn fgnfgn  &lt;/span&gt;&lt;/p&gt;
-&lt;p style=&quot; margin-top:0px; margin-bottom:0px; margin-left:0px; margin-right:0px; -qt-block-indent:0; text-indent:0px;&quot;&gt;&lt;span style=&quot; font-size:14px;&quot;&gt; hjhn&lt;/span&gt;&lt;/p&gt;
-&lt;p style=&quot; margin-top:0px; margin-bottom:0px; margin-left:0px; margin-right:0px; -qt-block-indent:0; text-indent:0px;&quot;&gt;&lt;span style=&quot; font-size:14px;&quot;&gt;fgnfg&lt;/span&gt;&lt;/p&gt;
-&lt;p style=&quot; margin-top:0px; margin-bottom:0px; margin-left:0px; margin-right:0px; -qt-block-indent:0; text-indent:0px;&quot;&gt;&lt;span style=&quot; font-size:14px;&quot;&gt;ds&lt;/span&gt;&lt;/p&gt;
-&lt;p style=&quot; margin-top:0px; margin-bottom:0px; margin-left:0px; margin-right:0px; -qt-block-indent:0; text-indent:0px;&quot;&gt;&lt;span style=&quot; font-size:14px;&quot;&gt;f&lt;/span&gt;&lt;/p&gt;
-&lt;p style=&quot; margin-top:0px; margin-bottom:0px; margin-left:0px; margin-right:0px; -qt-block-indent:0; text-indent:0px;&quot;&gt;&lt;span style=&quot; font-size:14px;&quot;&gt;ds&lt;/span&gt;&lt;/p&gt;&lt;/body&gt;&lt;/html&gt;</string>
+&lt;p style=&quot;-qt-paragraph-type:empty; margin-top:0px; margin-bottom:0px; margin-left:0px; margin-right:0px; -qt-block-indent:0; text-indent:0px;&quot;&gt;&lt;br /&gt;&lt;/p&gt;&lt;/body&gt;&lt;/html&gt;</string>
            </property>
           </widget>
          </item>
@@ -1108,39 +1017,7 @@
         </layout>
        </widget>
       </item>
-      <item row="6" column="7">
-       <spacer name="horizontalSpacer_3">
-        <property name="orientation">
-         <enum>Qt::Horizontal</enum>
-        </property>
-        <property name="sizeType">
-         <enum>QSizePolicy::Fixed</enum>
-        </property>
-        <property name="sizeHint" stdset="0">
-         <size>
-          <width>30</width>
-          <height>20</height>
-         </size>
-        </property>
-       </spacer>
-      </item>
-      <item row="6" column="0">
-       <spacer name="horizontalSpacer_2">
-        <property name="orientation">
-         <enum>Qt::Horizontal</enum>
-        </property>
-        <property name="sizeType">
-         <enum>QSizePolicy::Minimum</enum>
-        </property>
-        <property name="sizeHint" stdset="0">
-         <size>
-          <width>10</width>
-          <height>20</height>
-         </size>
-        </property>
-       </spacer>
-      </item>
-      <item row="1" column="5">
+      <item row="1" column="6">
        <spacer name="verticalSpacer_7">
         <property name="orientation">
          <enum>Qt::Vertical</enum>
@@ -1156,6 +1033,19 @@
         </property>
        </spacer>
       </item>
+      <item row="2" column="5">
+       <spacer name="horizontalSpacer_9">
+        <property name="orientation">
+         <enum>Qt::Horizontal</enum>
+        </property>
+        <property name="sizeHint" stdset="0">
+         <size>
+          <width>20</width>
+          <height>20</height>
+         </size>
+        </property>
+       </spacer>
+      </item>
      </layout>
     </item>
    </layout>
```
